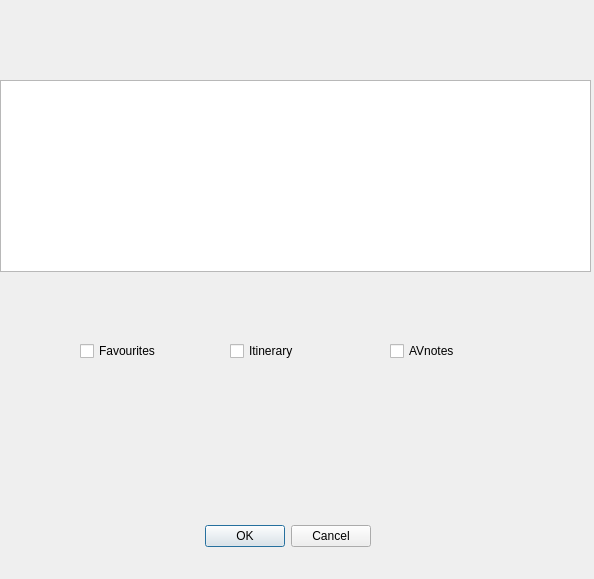
This is osmand_linker_dialog_avnotes.ui in sylsta/OsmAnd_bridge as Qt 5 draws it before an edit. The edited form follows.
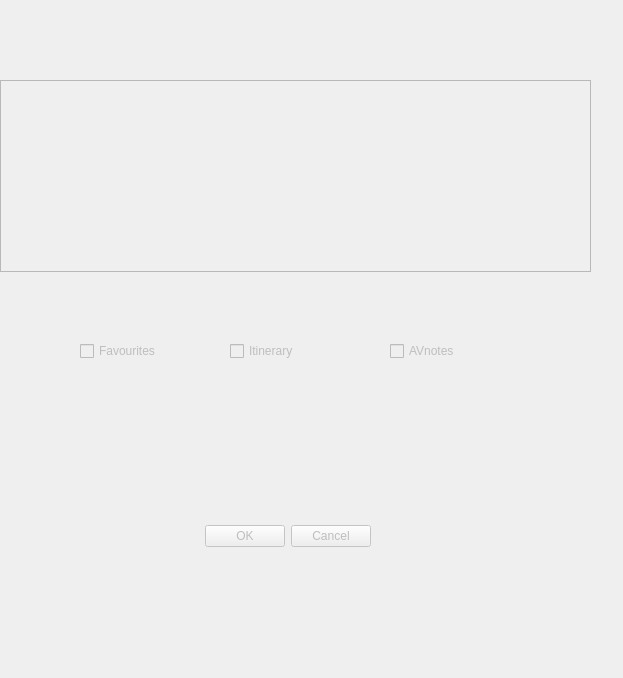
This is the edited form. Custom widgets are drawn as their Qt base class.

The edit to the form file:
```diff
--- a/osmand_linker_dialog_avnotes.ui
+++ b/osmand_linker_dialog_avnotes.ui
@@ -6,17 +6,20 @@
    <rect>
     <x>0</x>
     <y>0</y>
-    <width>594</width>
-    <height>579</height>
+    <width>623</width>
+    <height>678</height>
    </rect>
   </property>
   <property name="windowTitle">
-   <string>OsmAnd Linker - Import selection</string>
+   <string>Dialog</string>
   </property>
   <property name="locale">
    <locale language="English" country="UnitedStates"/>
   </property>
   <widget class="QDialogButtonBox" name="buttonBox">
+   <property name="enabled">
+    <bool>false</bool>
+   </property>
    <property name="geometry">
     <rect>
      <x>30</x>
@@ -36,6 +39,9 @@
    </property>
   </widget>
   <widget class="QTableWidget" name="tW_tracks">
+   <property name="enabled">
+    <bool>false</bool>
+   </property>
    <property name="geometry">
     <rect>
      <x>0</x>
@@ -54,7 +60,7 @@
     <number>0</number>
    </property>
   </widget>
-  <widget class="QgsFileWidget" name="QgsFW_root_path">
+  <widget class="QgsFileWidget" name="QgsFW_osmand_root_path">
    <property name="geometry">
     <rect>
      <x>50</x>
@@ -71,6 +77,9 @@
    </property>
   </widget>
   <widget class="QgsFileWidget" name="QgsFW_dest_path">
+   <property name="enabled">
+    <bool>false</bool>
+   </property>
    <property name="geometry">
     <rect>
      <x>50</x>
@@ -87,6 +96,9 @@
    </property>
   </widget>
   <widget class="QCheckBox" name="cB_favourites">
+   <property name="enabled">
+    <bool>false</bool>
+   </property>
    <property name="geometry">
     <rect>
      <x>80</x>
@@ -106,6 +118,9 @@
    </property>
   </widget>
   <widget class="QCheckBox" name="cB_itinerary">
+   <property name="enabled">
+    <bool>false</bool>
+   </property>
    <property name="geometry">
     <rect>
      <x>230</x>
@@ -122,6 +137,9 @@
    </property>
   </widget>
   <widget class="QCheckBox" name="cB_AVnotes">
+   <property name="enabled">
+    <bool>false</bool>
+   </property>
    <property name="geometry">
     <rect>
      <x>390</x>
```
